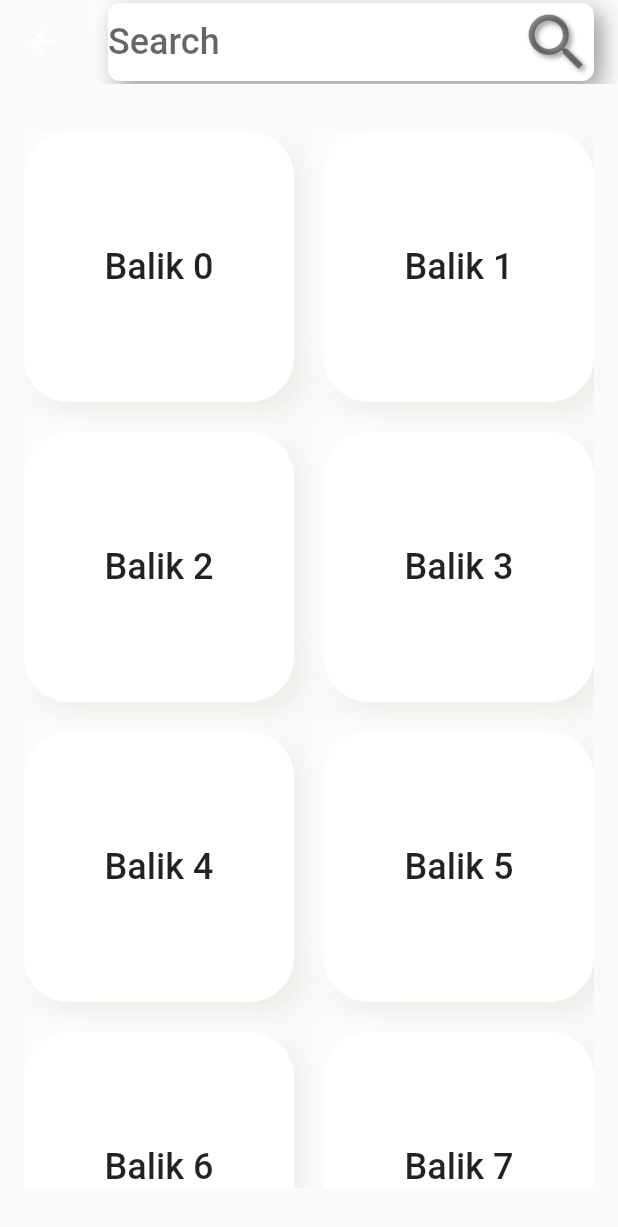
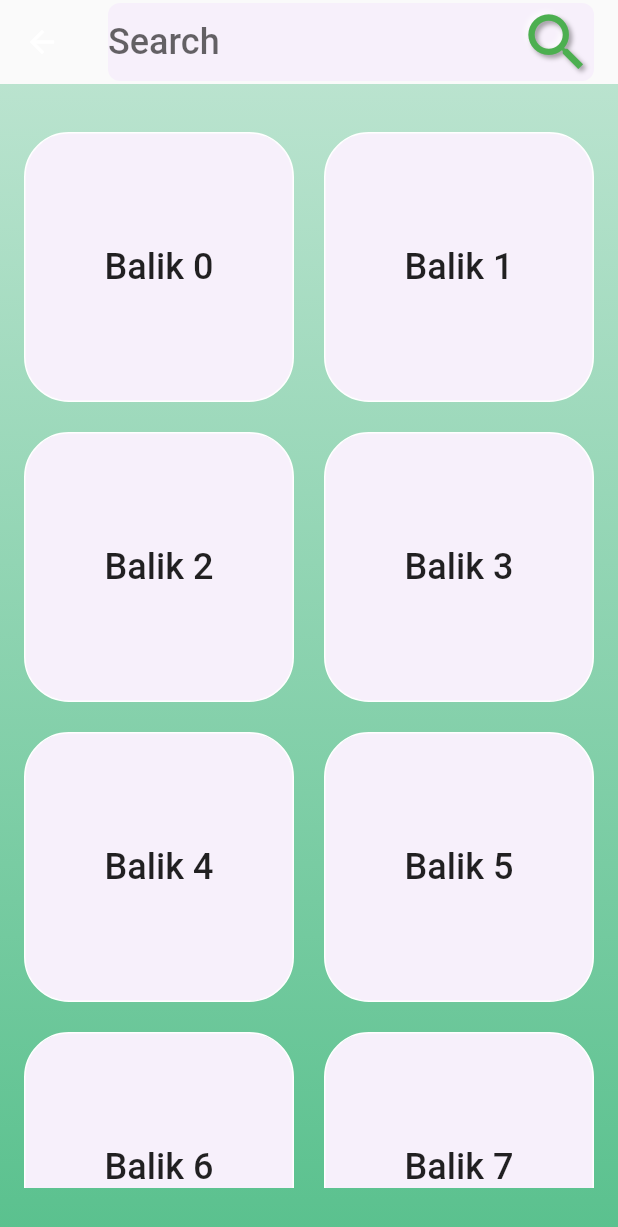
Before and after one commit to ferhatosanoglu/Karatay, a Flutter app: the SearchPage screen opened directly, on a phone screen of 412 x 824 dp. Shown: the top 1227 px of the screen. Run offline on Flutter 3.47's test engine with Material 2 defaults, Android fonts, the light colour scheme and no system bars; drawn by our look-alikes of flutter_neumorphic; our stand-ins replace font_awesome_flutter; statements that could not run were skipped.

Commit message:
Feat : Front-End

```diff
--- a/lib/main.dart
+++ b/lib/main.dart
@@ -1,8 +1,10 @@
 import 'package:flutter/material.dart';
+import 'package:karatay/pages/CalorieCalculationPage.dart';
 import 'package:karatay/pages/DietListPage.dart';
 import 'package:karatay/pages/ClientInfo.dart';
 import 'package:karatay/pages/HomePage.dart';
 import 'package:karatay/pages/LoginPage.dart';
+import 'package:karatay/pages/SearchPage.dart';
 import 'package:karatay/pages/SignUpPage.dart';
 import 'package:karatay/pages/ProgramListPage.dart';
 import 'package:karatay/widgets/NavigationBar.dart';
@@ -24,9 +26,9 @@ class MyApp extends StatelessWidget {
       ),
       home: Scaffold(
         body: WelcomePage(),
-        //bottomNavigationBar: NavigationBar(),
+        // bottomNavigationBar: NavigationBar(),
       ),
-      //MyHomePage(title: 'karatay Home Page')
+      // MyHomePage(title: 'karatay Home Page')
     );
   }
 }
--- a/lib/pages/SearchPage.dart
+++ b/lib/pages/SearchPage.dart
@@ -1,5 +1,17 @@
 import 'package:flutter/material.dart';
 import 'package:flutter_neumorphic/flutter_neumorphic.dart';
+
+extension ColorExtension on String {
+  toColor() {
+    var hexColor = this.replaceAll("#", "");
+    if (hexColor.length == 6) {
+      hexColor = "FF" + hexColor;
+    }
+    if (hexColor.length == 8) {
+      return Color(int.parse("0x$hexColor"));
+    }
+  }
+}
 
 class SearchPage extends StatefulWidget {
   @override
@@ -10,6 +22,7 @@ class _SearchPageState extends State<SearchPage> {
   var _tfSearchData = TextEditingController();
   @override
   Widget build(BuildContext context) {
+    var size = MediaQuery.of(context).size;
     var yaziStil =
         Theme.of(context).textTheme.bodyText1.apply(fontSizeDelta: 10);
 
@@ -19,9 +32,23 @@ class _SearchPageState extends State<SearchPage> {
         backgroundColor: Colors.transparent,
         elevation: 0,
       ),
-      body: Padding(
-        padding: const EdgeInsets.symmetric(horizontal: 16, vertical: 32),
-        child: gridDesign(yaziStil),
+      body: Container(
+        height: size.height,
+        width: size.width,
+        decoration: BoxDecoration(
+            gradient: LinearGradient(
+                begin: Alignment.topCenter,
+                end: Alignment.bottomCenter,
+                colors: [
+              Color(0x665ac18e),
+              Color(0x995ac18e),
+              Color(0xcc5ac18e),
+              Color(0xff5ac18e),
+            ])),
+        child: Padding(
+          padding: const EdgeInsets.symmetric(horizontal: 16, vertical: 32),
+          child: gridDesign(yaziStil),
+        ),
       ),
     );
   }
@@ -62,19 +89,19 @@ class _SearchPageState extends State<SearchPage> {
         border: Border.all(
           color: const Color.fromRGBO(255, 255, 255, 1),
         ),
-        color: Colors.white,
-        boxShadow: const <BoxShadow>[
-          BoxShadow(
-            color: Color.fromRGBO(217, 210, 200, 0.51),
-            offset: Offset(6, 6),
-            blurRadius: 16,
-          ),
-          BoxShadow(
-            color: Color.fromRGBO(255, 255, 255, 0.83),
-            offset: Offset(-6, -6),
-            blurRadius: 16,
-          ),
-        ],
+        color: '#F7F0FB'.toColor(),
+        // boxShadow: const <BoxShadow>[
+        //   BoxShadow(
+        //     color: Color.fromRGBO(217, 210, 200, 0.51),
+        //     offset: Offset(6, 6),
+        //     blurRadius: 16,
+        //   ),
+        //   BoxShadow(
+        //     color: Color.fromRGBO(255, 255, 255, 0.83),
+        //     offset: Offset(-6, -6),
+        //     blurRadius: 16,
+        //   ),
+        // ],
       ),
       child: Center(
         child: Text(
@@ -104,8 +131,8 @@ class _SearchPageState extends State<SearchPage> {
 Neumorphic textBox(_tfSearchData, context) {
   return Neumorphic(
     style: NeumorphicStyle(
-      color: Colors.white,
-      depth: 10,
+      color: '#F7F0FB'.toColor(),
+      depth: 0,
     ),
     child: TextField(
       controller: _tfSearchData,
@@ -116,7 +143,7 @@ Neumorphic textBox(_tfSearchData, context) {
           Icons.search,
           size: 50,
           style: NeumorphicStyle(
-            color: Colors.black45,
+            color: Colors.green,
           ),
         ),
       ),
--- a/pubspec.yaml
+++ b/pubspec.yaml
@@ -30,7 +30,6 @@ dependencies:
   # Use with the CupertinoIcons class for iOS style icons.
   cupertino_icons: ^1.0.2
   flutter_neumorphic: ^3.1.0
-  animated_text_kit: ^3.1.2
 dev_dependencies:
   flutter_test:
     sdk: flutter
```
Also changed, not shown: lib/pages/ClientInfo.dart (+16 -2 lines), lib/pages/HomePage.dart (+27 -3 lines), lib/pages/ProgramListPage.dart (+16 -2 lines), lib/pages/WelcomePage.dart (+11 -8 lines), lib/widgets/NavigationBar.dart (+16 -3 lines), pubspec.lock.
